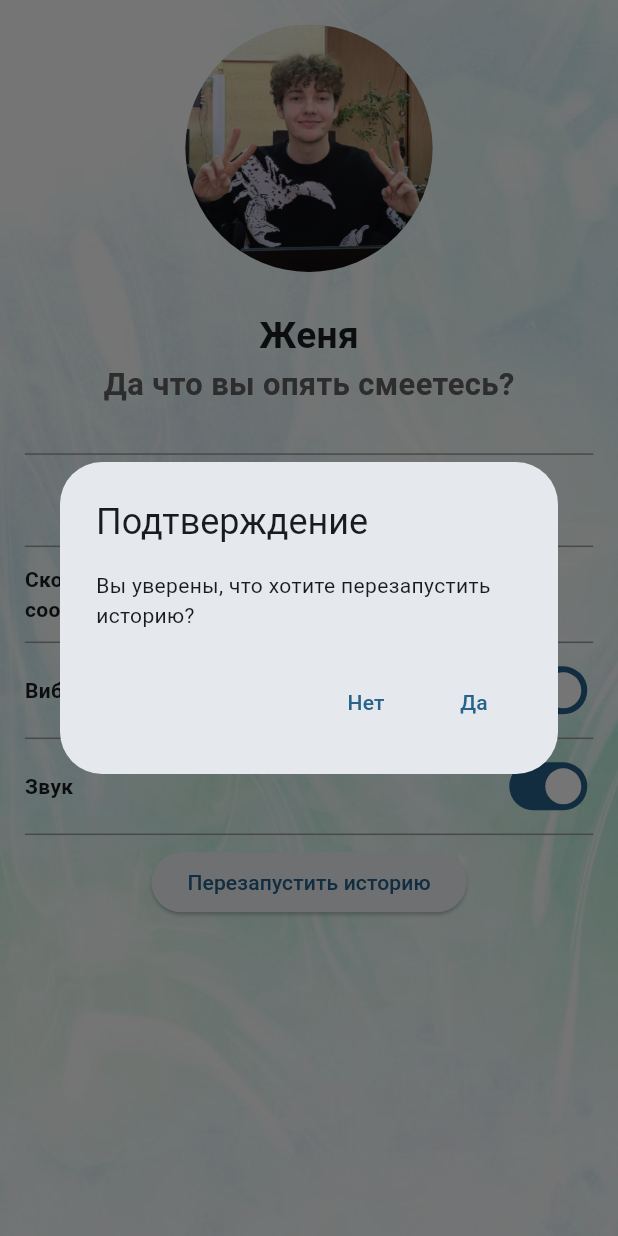
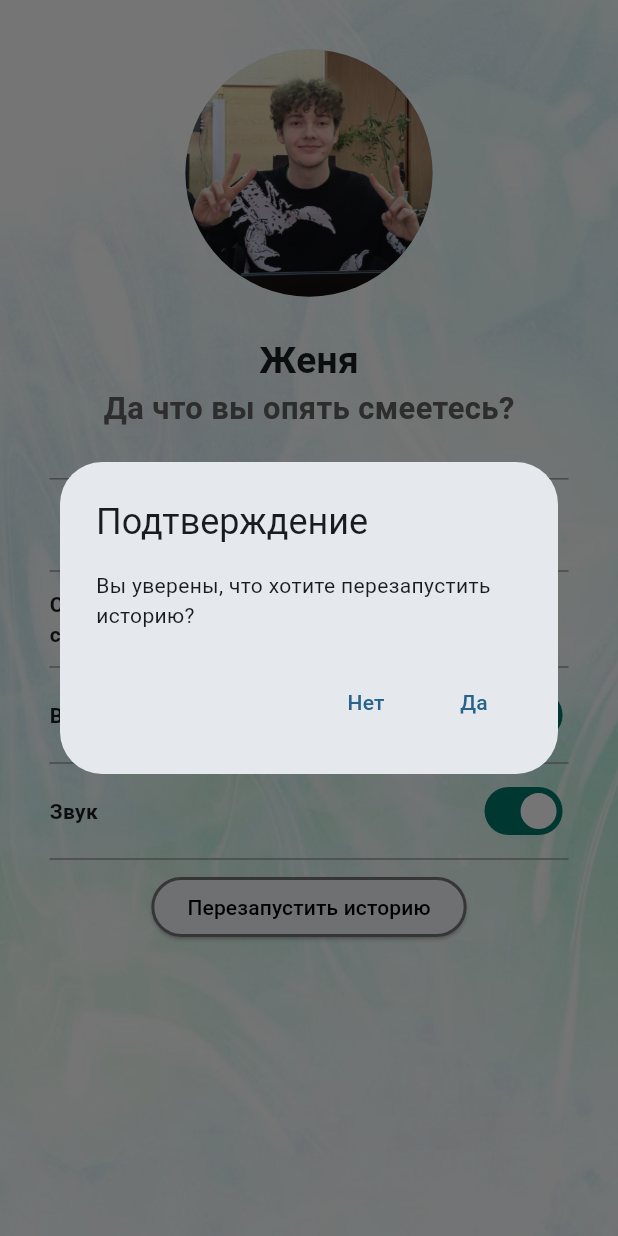
Before and after one commit to DarinaSparrow/Detectives, a Flutter app: the profilePage screen opened directly, after a tap on "Перезапустить историю", on a phone screen of 412 x 824 dp. Run offline on Flutter 3.47's test engine with Material 3 defaults, Android fonts, the phone set to English and light mode, and no system bars; our stand-ins replace audioplayers, flutter_local_notifications, permission_handler, vibration.

Commit message:
Some design fixes

```diff
--- a/lib/profile/profilePage.dart
+++ b/lib/profile/profilePage.dart
@@ -34,7 +34,7 @@ class _profilePageState extends State<profilePage> {
                 parent: AlwaysScrollableScrollPhysics()),
             children: [
               Padding(
-                padding: EdgeInsets.all(MediaQuery.of(context).size.height * 0.02),
+                padding: EdgeInsets.all(MediaQuery.of(context).size.height * 0.04),
                 child: Center(
                   child: Column(
                     crossAxisAlignment: CrossAxisAlignment.center,
@@ -181,16 +181,25 @@ class _profilePageState extends State<profilePage> {
             shape: MaterialStateProperty.all<CircleBorder>(
               const CircleBorder(),
             ),
+            side: MaterialStateProperty.all(
+                BorderSide(
+                  color: Colors.grey.shade600,
+                  width: 2.0,
+                )
+            ),
             backgroundColor: MaterialStateProperty.resolveWith<Color>(
                 (Set<MaterialState> states) {
-              if (userSettings.selectedSpeed == speedValue) {
-                return Colors.blue;
-              }
-              return Colors.grey;
-            }),
+                  if (userSettings.selectedSpeed == speedValue) {
+                    return Colors.teal.shade800;
+                  }
+                  return Colors.white70;
+                }
+            ),
+
           ),
           child: Icon(
             icon,
+            color: userSettings.selectedSpeed == speedValue ? Colors.white : Colors.grey.shade600,
           ),
         ),
       ],
@@ -208,6 +217,8 @@ class _profilePageState extends State<profilePage> {
         ),
         Switch(
           value: value,
+          activeColor: Colors.white,
+          activeTrackColor: Colors.teal.shade700,
           onChanged: onChanged,
         ),
       ],
@@ -216,6 +227,14 @@ class _profilePageState extends State<profilePage> {
 
   Widget _buildSettingButton(String label) {
     return ElevatedButton(
+      style: ButtonStyle(
+        side: MaterialStateProperty.all(
+            BorderSide(
+              color: Colors.grey.shade600,
+              width: 2.0,
+            )
+        ),
+      ),
       onPressed: () {
         appService.vibrate();
         showDialog<String>(
@@ -244,7 +263,12 @@ class _profilePageState extends State<profilePage> {
           ),
         );
       },
-      child: Text(label),
+      child: Text(
+          label,
+          style: const TextStyle(
+            color: Colors.black,
+          ),
+      ),
     );
   }
 
--- a/lib/service/appService.dart
+++ b/lib/service/appService.dart
@@ -97,7 +97,7 @@ class appService {
     }
   }
 
-  static Future<void> vibrate({int duration = 40, int amplitude = 50}) async {
+  static Future<void> vibrate({int duration = 20, int amplitude = 30}) async {
     if (userSettings.vibration == true) {
       final hasVibrator = await Vibration.hasVibrator();
       if (hasVibrator ?? false) {
```
Also changed, not shown: lib/calls/callsPage.dart (+19 -1 lines), lib/main/splashScreen.dart (+10 -4 lines).
